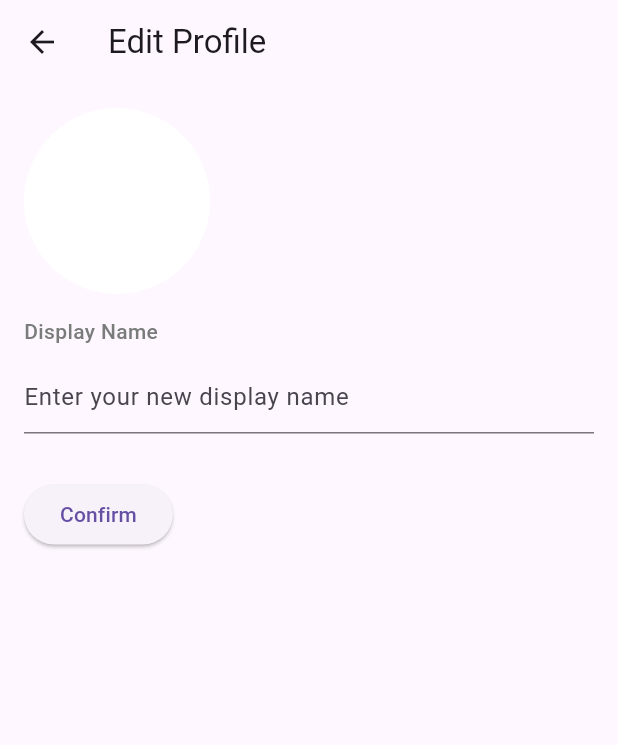
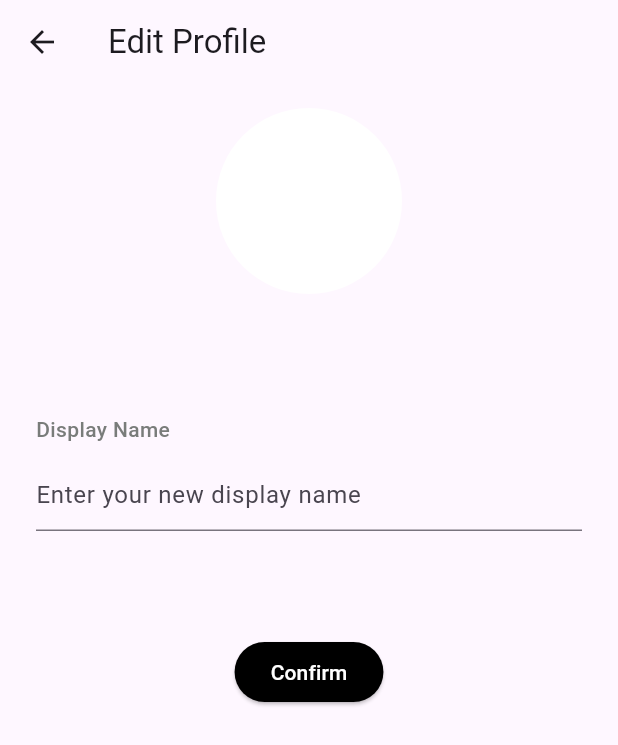
Before and after one commit to Riddhibambhaniya/chatapp_message_app, a Flutter app: the EditProfileView screen opened directly, on a phone screen of 412 x 824 dp. Shown: the top 745 px of the screen. Run offline on Flutter 3.47's test engine with Material 3 defaults, Android fonts, the phone set to English and light mode, and no system bars; our stand-ins replace cloud_firestore, emoji_picker_flutter, firebase_auth, firebase_core, firebase_storage, get and 3 more; accounts and stored records are empty; Roboto replaces fonts that are missing (Circular Std); project files that could hold a hidden picture were left out.

Commit message:
chatmesaage app

```diff
--- a/lib/my profile/edit profile view.dart
+++ b/lib/my profile/edit profile view.dart
@@ -18,7 +18,8 @@ class EditProfileView extends StatelessWidget {
         child: Column(
           crossAxisAlignment: CrossAxisAlignment.start,
           children: [
-            CircleAvatar(
+            Center(
+              child: CircleAvatar(
                 radius: 62.0,
                 backgroundColor: Colors.white,
                 child: GestureDetector(
@@ -34,10 +35,16 @@ class EditProfileView extends StatelessWidget {
                   ),
                 ),
               ),
-            SizedBox(height: 15),
-            Text('Display Name', style: appbar1),
+            ),
+            SizedBox(height: 80),
+            Padding(
+              padding: const EdgeInsets.only(left:8.0),
+              child: Text('Display Name', style: appbar1),
+            ),
             SizedBox(height: 10),
-            TextFormField(
+            Padding(
+              padding: const EdgeInsets.only(left:8.0,right:8.0),
+              child: TextFormField(
                 controller: TextEditingController(text: controller.userName.value),
                 onChanged: (value) {
                   controller.userName.value = value;
@@ -46,8 +53,10 @@ class EditProfileView extends StatelessWidget {
                   hintText: 'Enter your new display name',
                 ),
               ),
-            SizedBox(height: 30),
-            ElevatedButton(
+            ),
+            SizedBox(height:70),
+      Center(
+        child: ElevatedButton(
           onPressed: () {
             controller.updateProfileDetails(
               newDisplayName: controller.userName.value,
@@ -56,8 +65,15 @@ class EditProfileView extends StatelessWidget {
             );
             Get.back();
           },
+          style: ElevatedButton.styleFrom(
+            primary: Colors.black, // Background color
+            onPrimary: Colors.white, // Text color
+          ),
           child: Text('Confirm'),
         ),
+      ),
+
+
           ],
         ),
       ),
--- a/pubspec.yaml
+++ b/pubspec.yaml
@@ -48,6 +48,7 @@ dependencies:
   flutter_local_notifications: ^16.3.2
   shared_preferences: ^2.2.2
 
+
 dev_dependencies:
   flutter_test:
     sdk: flutter
@@ -58,6 +59,7 @@ dev_dependencies:
   # package. See that file for information about deactivating specific lint
   # rules and activating additional ones.
   flutter_lints: ^2.0.0
+  flutter_launcher_icons: ^0.13.1
 
 # For information on the generic Dart part of this file, see the
 # following page: https://dart.dev/tools/pub/pubspec
@@ -74,6 +76,8 @@ flutter:
   assets:
      - assets/Logo -uihut (6).jpg
      - assets/chatbox-3gwpw-cc917ff6-c1a4-4e6a-8c3f-82a4fd5c8906jpeg.webp
+     - assets/icons/chatbox.png
+
 
 
   # An image asset can refer to one or more resolution-specific "variants", see
```
Also changed, not shown: lib/messagepage/message_page.dart (+9 -6 lines), assets/icons/chatbox.png (added), pubspec.lock, 7 other files. Lines whose indentation alone changed are shown as unchanged.
